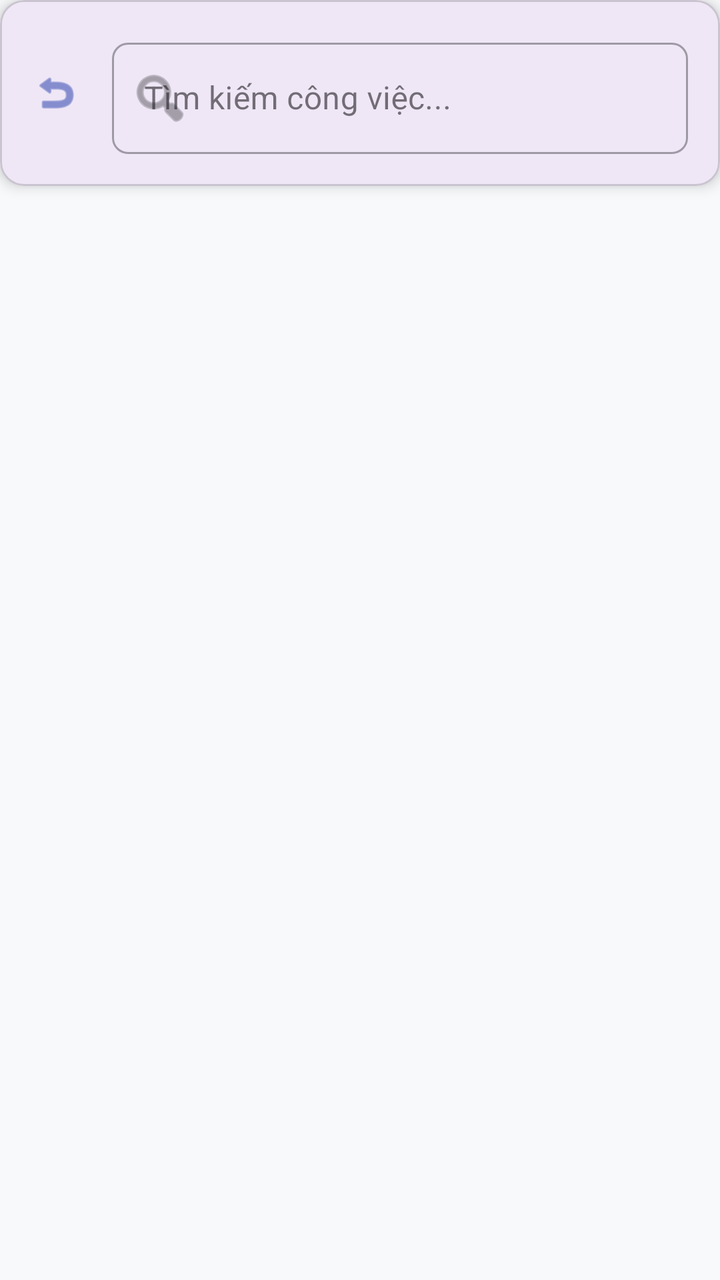
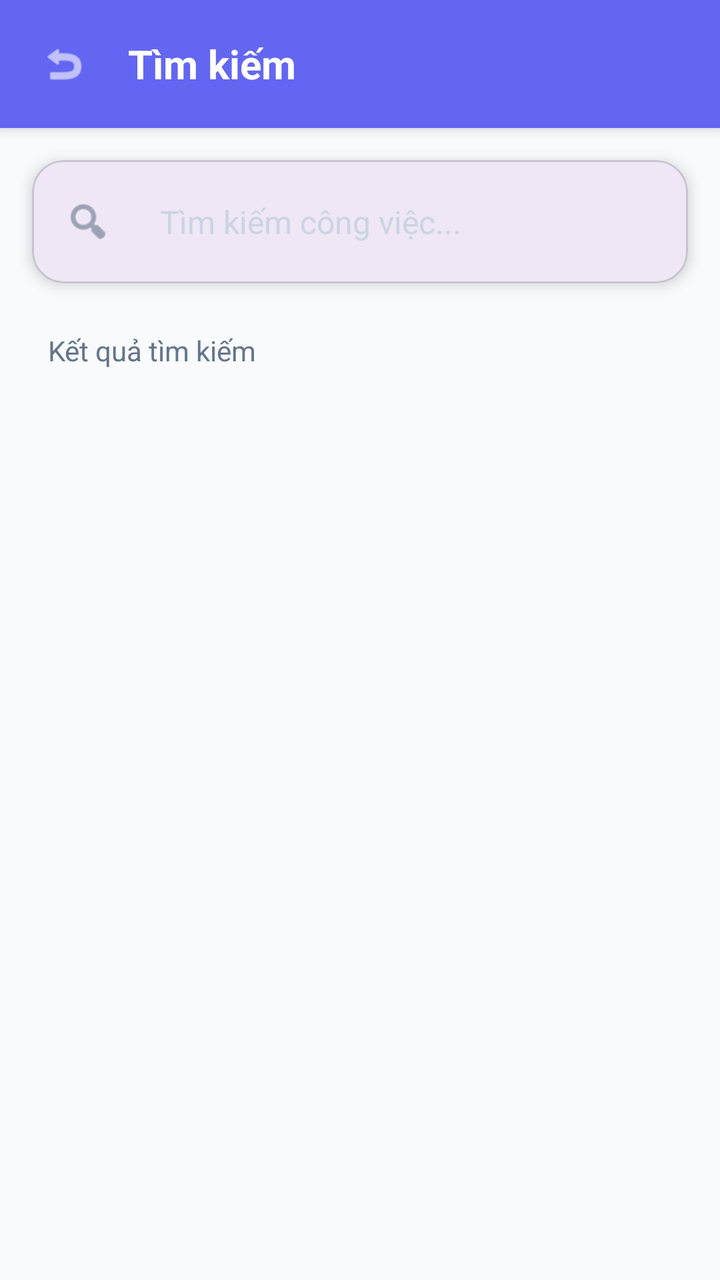

Before-and-after screenshots of an Android layout around one commit, followed by the original layout XML and the change that was made.
<!-- AndroidManifest.xml: application theme Theme.BTL -->
<!-- res/layout/activity_search.xml -->
<?xml version="1.0" encoding="utf-8"?>
<LinearLayout xmlns:android="http://schemas.android.com/apk/res/android"
    xmlns:app="http://schemas.android.com/apk/res-auto"
    android:layout_width="match_parent"
    android:layout_height="match_parent"
    android:background="#F8F9FA"
    android:orientation="vertical">

    <com.google.android.material.card.MaterialCardView
        android:layout_width="match_parent"
        android:layout_height="wrap_content"
        app:cardElevation="4dp">

        <LinearLayout
            android:layout_width="match_parent"
            android:layout_height="wrap_content"
            android:orientation="horizontal"
            android:padding="16dp">

            <ImageView
                android:id="@+id/ivBack"
                android:layout_width="24dp"
                android:layout_height="24dp"
                android:layout_gravity="center_vertical"
                android:src="@android:drawable/ic_menu_revert"
                app:tint="#3F51B5" />

            <com.google.android.material.textfield.TextInputLayout
                style="@style/Widget.MaterialComponents.TextInputLayout.OutlinedBox"
                android:layout_width="0dp"
                android:layout_height="wrap_content"
                android:layout_marginStart="16dp"
                android:layout_weight="1"
                android:hint="Tìm kiếm công việc..."
                app:boxCornerRadiusBottomEnd="8dp"
                app:boxCornerRadiusBottomStart="8dp"
                app:boxCornerRadiusTopEnd="8dp"
                app:boxCornerRadiusTopStart="8dp"
                app:startIconDrawable="@android:drawable/ic_menu_search">

                <com.google.android.material.textfield.TextInputEditText
                    android:id="@+id/etSearch"
                    android:layout_width="match_parent"
                    android:layout_height="wrap_content"
                    android:inputType="text" />
            </com.google.android.material.textfield.TextInputLayout>

        </LinearLayout>
    </com.google.android.material.card.MaterialCardView>

    <androidx.recyclerview.widget.RecyclerView
        android:id="@+id/rvSearchResults"
        android:layout_width="match_parent"
        android:layout_height="match_parent"
        android:padding="16dp" />

</LinearLayout>
<!-- resources referenced by this layout -->
<resources>
  <style name="Theme.BTL" parent="Base.Theme.BTL" />
  <style name="Base.Theme.BTL" parent="Theme.Material3.DayNight.NoActionBar">
          
          
      </style>
</resources>

<!-- the commit's change to res/layout/activity_search.xml (unified diff, before → after) -->
@@ -1,57 +1,264 @@
 <?xml version="1.0" encoding="utf-8"?>
 <LinearLayout xmlns:android="http://schemas.android.com/apk/res/android"
     xmlns:app="http://schemas.android.com/apk/res-auto"
+    xmlns:tools="http://schemas.android.com/tools"
     android:layout_width="match_parent"
     android:layout_height="match_parent"
-    android:background="#F8F9FA"
+    android:background="@color/background"
     android:orientation="vertical">
 
+    
+    <LinearLayout
+        android:layout_width="match_parent"
+        android:layout_height="wrap_content"
+        android:background="@color/primary"
+        android:elevation="4dp"
+        android:gravity="center_vertical"
+        android:orientation="horizontal"
+        android:padding="16dp">
+
+        <ImageView
+            android:id="@+id/ivBackFromSearch"
+            android:layout_width="32dp"
+            android:layout_height="32dp"
+            android:background="?attr/selectableItemBackgroundBorderless"
+            android:padding="4dp"
+            android:src="@android:drawable/ic_menu_revert"
+            app:tint="@android:color/white" />
+
+        <TextView
+            android:layout_width="0dp"
+            android:layout_height="wrap_content"
+            android:layout_marginStart="16dp"
+            android:layout_weight="1"
+            android:text="Tìm kiếm"
+            android:textColor="@android:color/white"
+            android:textSize="20sp"
+            android:textStyle="bold" />
+
+    </LinearLayout>
+
+    
     <com.google.android.material.card.MaterialCardView
         android:layout_width="match_parent"
         android:layout_height="wrap_content"
+        android:layout_margin="16dp"
+        app:cardCornerRadius="16dp"
         app:cardElevation="4dp">
 
         <LinearLayout
             android:layout_width="match_parent"
             android:layout_height="wrap_content"
             android:orientation="horizontal"
-            android:padding="16dp">
+            android:padding="8dp">
 
             <ImageView
-                android:id="@+id/ivBack"
                 android:layout_width="24dp"
                 android:layout_height="24dp"
                 android:layout_gravity="center_vertical"
-                android:src="@android:drawable/ic_menu_revert"
-                app:tint="#3F51B5" />
-
-            <com.google.android.material.textfield.TextInputLayout
-                style="@style/Widget.MaterialComponents.TextInputLayout.OutlinedBox"
+                android:layout_marginStart="8dp"
+                android:src="@android:drawable/ic_menu_search"
+                app:tint="@color/text_secondary" />
+
+            <EditText
+                android:id="@+id/etSearch"
                 android:layout_width="0dp"
                 android:layout_height="wrap_content"
-                android:layout_marginStart="16dp"
+                android:layout_marginStart="12dp"
                 android:layout_weight="1"
+                android:background="@android:color/transparent"
                 android:hint="Tìm kiếm công việc..."
-                app:boxCornerRadiusBottomEnd="8dp"
-                app:boxCornerRadiusBottomStart="8dp"
-                app:boxCornerRadiusTopEnd="8dp"
-                app:boxCornerRadiusTopStart="8dp"
-                app:startIconDrawable="@android:drawable/ic_menu_search">
-
-                <com.google.android.material.textfield.TextInputEditText
-                    android:id="@+id/etSearch"
-                    android:layout_width="match_parent"
-                    android:layout_height="wrap_content"
-                    android:inputType="text" />
-            </com.google.android.material.textfield.TextInputLayout>
+                android:inputType="text"
+                android:padding="12dp"
+                android:textColor="@color/text_primary"
+                android:textColorHint="@color/text_hint"
+                android:textSize="16sp" />
+
+            <ImageView
+                android:id="@+id/ivClearSearch"
+                android:layout_width="24dp"
+                android:layout_height="24dp"
+                android:layout_gravity="center_vertical"
+                android:layout_marginEnd="8dp"
+                android:background="?attr/selectableItemBackgroundBorderless"
+                android:padding="4dp"
+                android:src="@android:drawable/ic_menu_close_clear_cancel"
+                android:visibility="gone"
+                app:tint="@color/text_secondary" />
 
         </LinearLayout>
     </com.google.android.material.card.MaterialCardView>
 
+    
+    <TextView
+        android:id="@+id/tvSearchResults"
+        android:layout_width="wrap_content"
+        android:layout_height="wrap_content"
+        android:layout_marginStart="24dp"
+        android:layout_marginTop="8dp"
+        android:layout_marginBottom="8dp"
+        android:text="Kết quả tìm kiếm"
+        android:textColor="@color/text_secondary"
+        android:textSize="14sp" />
+
     <androidx.recyclerview.widget.RecyclerView
         android:id="@+id/rvSearchResults"
         android:layout_width="match_parent"
-        android:layout_height="match_parent"
-        android:padding="16dp" />
+        android:layout_height="0dp"
+        android:layout_weight="1"
+        android:paddingHorizontal="8dp"
+        tools:listitem="@layout/item_task" />
+
+    
+    <LinearLayout
+        android:id="@+id/layoutEmptySearch"
+        android:layout_width="match_parent"
+        android:layout_height="0dp"
+        android:layout_weight="1"
+        android:gravity="center"
+        android:orientation="vertical"
+        android:padding="32dp"
+        android:visibility="gone">
+
+        <ImageView
+            android:layout_width="120dp"
+            android:layout_height="120dp"
+            android:alpha="0.3"
+            android:src="@android:drawable/ic_menu_search"
+            app:tint="@color/text_secondary" />
+
+        <TextView
+            android:layout_width="wrap_content"
+            android:layout_height="wrap_content"
+            android:layout_marginTop="16dp"
+            android:text="Không tìm thấy kết quả"
+            android:textColor="@color/text_secondary"
+            android:textSize="16sp" />
+
+        <TextView
+            android:layout_width="wrap_content"
+            android:layout_height="wrap_content"
+            android:layout_marginTop="8dp"
+            android:text="Thử tìm kiếm với từ khóa khác"
+            android:textColor="@color/text_hint"
+            android:textSize="14sp" />
+
+    </LinearLayout>
 
 </LinearLayout>
+<!-- res/layout/item_task.xml (included above) -->
+<?xml version="1.0" encoding="utf-8"?>
+<com.google.android.material.card.MaterialCardView xmlns:android="http://schemas.android.com/apk/res/android"
+    xmlns:app="http://schemas.android.com/apk/res-auto"
+    android:layout_width="match_parent"
+    android:layout_height="wrap_content"
+    android:layout_margin="8dp"
+    app:cardCornerRadius="16dp"
+    app:cardElevation="2dp"
+    app:strokeWidth="0dp">
+
+    <LinearLayout
+        android:layout_width="match_parent"
+        android:layout_height="wrap_content"
+        android:orientation="horizontal"
+        android:padding="16dp">
+
+        
+        <CheckBox
+            android:id="@+id/cbTaskDone"
+            android:layout_width="wrap_content"
+            android:layout_height="wrap_content"
+            android:layout_gravity="center_vertical"
+            android:buttonTint="@color/primary"/>
+
+        
+        <LinearLayout
+            android:layout_width="0dp"
+            android:layout_height="wrap_content"
+            android:layout_weight="1"
+            android:layout_marginStart="12dp"
+            android:orientation="vertical">
+
+            
+            <TextView
+                android:id="@+id/tvTaskTitle"
+                android:layout_width="match_parent"
+                android:layout_height="wrap_content"
+                android:text="Task Title"
+                android:textSize="16sp"
+                android:textStyle="bold"
+                android:textColor="@color/text_primary"
+                android:maxLines="2"
+                android:ellipsize="end"/>
+
+            
+            <TextView
+                android:id="@+id/tvTaskDescription"
+                android:layout_width="match_parent"
+                android:layout_height="wrap_content"
+                android:layout_marginTop="4dp"
+                android:text="Task description"
+                android:textSize="14sp"
+                android:textColor="@color/text_secondary"
+                android:maxLines="2"
+                android:ellipsize="end"/>
+
+            
+            <LinearLayout
+                android:layout_width="match_parent"
+                android:layout_height="wrap_content"
+                android:layout_marginTop="8dp"
+                android:orientation="horizontal"
+                android:gravity="center_vertical">
+
+                
+                <TextView
+                    android:id="@+id/tvPriority"
+                    android:layout_width="wrap_content"
+                    android:layout_height="wrap_content"
+                    android:text="Cao"
+                    android:textSize="12sp"
+                    android:textStyle="bold"
+                    android:paddingStart="12dp"
+                    android:paddingEnd="12dp"
+                    android:paddingTop="4dp"
+                    android:paddingBottom="4dp"
+                    android:background="@drawable/priority_badge_high"
+                    android:textColor="@color/priority_high"/>
+
+                
+                <TextView
+                    android:id="@+id/tvDeadline"
+                    android:layout_width="wrap_content"
+                    android:layout_height="wrap_content"
+                    android:layout_marginStart="8dp"
+                    android:text="📅 2026-03-30"
+                    android:textSize="12sp"
+                    android:textColor="@color/text_secondary"/>
+
+                <View
+                    android:layout_width="0dp"
+                    android:layout_height="1dp"
+                    android:layout_weight="1"/>
+
+                
+                <TextView
+                    android:id="@+id/tvStatus"
+                    android:layout_width="wrap_content"
+                    android:layout_height="wrap_content"
+                    android:text="Đang làm"
+                    android:textSize="11sp"
+                    android:paddingStart="8dp"
+                    android:paddingEnd="8dp"
+                    android:paddingTop="2dp"
+                    android:paddingBottom="2dp"
+                    android:background="@drawable/chip_background"
+                    android:textColor="@color/status_in_progress"/>
+
+            </LinearLayout>
+
+        </LinearLayout>
+
+    </LinearLayout>
+
+</com.google.android.material.card.MaterialCardView>
<!-- resource entries referenced after the edit -->
@@ -1,6 +1,27 @@
 <!-- resources referenced by this layout -->
 <resources>
+  <color name="background">#F8FAFC</color>
+  <color name="primary">#6366F1</color>
+  <color name="priority_high">#EF4444</color>
+  <color name="status_in_progress">#3B82F6</color>
+  <color name="text_hint">#CBD5E1</color>
+  <color name="text_primary">#0F172A</color>
+  <color name="text_secondary">#64748B</color>
+  <!-- drawable chip_background (drawable) -->
+  <?xml version="1.0" encoding="utf-8"?>
+  <shape xmlns:android="http://schemas.android.com/apk/res/android">
+      <solid android:color="@color/surface"/>
+      <corners android:radius="20dp"/>
+  </shape>
+  <!-- drawable priority_badge_high (drawable) -->
+  <?xml version="1.0" encoding="utf-8"?>
+  <shape xmlns:android="http://schemas.android.com/apk/res/android">
+      <solid android:color="@color/priority_high_bg"/>
+      <corners android:radius="12dp"/>
+  </shape>
   <style name="Theme.BTL" parent="Base.Theme.BTL" />
+  <color name="surface">#F1F5F9</color>
+  <color name="priority_high_bg">#FEE2E2</color>
   <style name="Base.Theme.BTL" parent="Theme.Material3.DayNight.NoActionBar">
           
           
